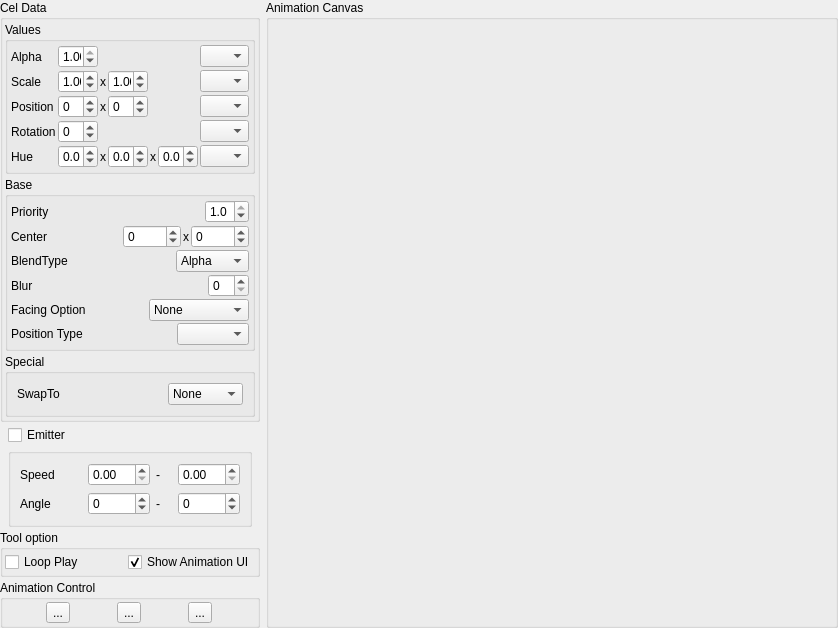
The window that tools/splash/AnimationViewer/AnimationViewer.ui (wasedaigo/samancing-roga) describes before a commit, drawn with Qt 5.
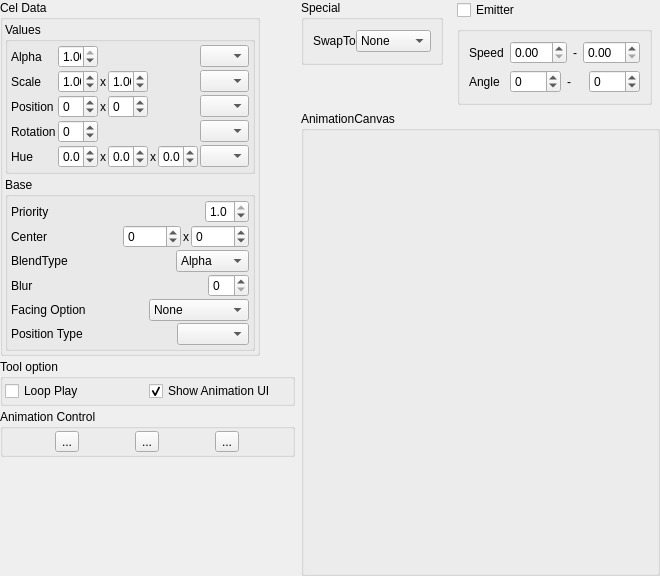
The same window after the commit. Icons and pictures are not drawn.

```diff
--- a/tools/splash/AnimationViewer/AnimationViewer.ui
+++ b/tools/splash/AnimationViewer/AnimationViewer.ui
@@ -6,8 +6,8 @@
    <rect>
     <x>0</x>
     <y>0</y>
-    <width>838</width>
-    <height>623</height>
+    <width>660</width>
+    <height>576</height>
    </rect>
   </property>
   <property name="sizePolicy">
@@ -621,6 +621,129 @@
           </layout>
          </widget>
         </item>
+       </layout>
+      </widget>
+     </item>
+     <item>
+      <widget class="QGroupBox" name="verticalGroupBox">
+       <property name="title">
+        <string>Tool option</string>
+       </property>
+       <layout class="QHBoxLayout" name="horizontalLayout_5">
+        <property name="spacing">
+         <number>2</number>
+        </property>
+        <property name="margin">
+         <number>2</number>
+        </property>
+        <item>
+         <widget class="QCheckBox" name="loopPlayCheckbox">
+          <property name="text">
+           <string>Loop Play</string>
+          </property>
+         </widget>
+        </item>
+        <item>
+         <widget class="QCheckBox" name="showAnimationUICheckBox">
+          <property name="text">
+           <string>Show Animation UI</string>
+          </property>
+          <property name="checked">
+           <bool>true</bool>
+          </property>
+         </widget>
+        </item>
+       </layout>
+      </widget>
+     </item>
+     <item>
+      <widget class="QGroupBox" name="verticalGroupBox">
+       <property name="title">
+        <string>Animation Control</string>
+       </property>
+       <layout class="QVBoxLayout" name="verticalLayout_6">
+        <property name="margin">
+         <number>2</number>
+        </property>
+        <item>
+         <layout class="QHBoxLayout" name="animationControlBox">
+          <item>
+           <widget class="QToolButton" name="saveAnimationButton">
+            <property name="text">
+             <string>...</string>
+            </property>
+            <property name="icon">
+             <iconset resource="../ui.qrc">
+              <normaloff>:/resource/disk.png</normaloff>:/resource/disk.png</iconset>
+            </property>
+            <property name="iconSize">
+             <size>
+              <width>32</width>
+              <height>32</height>
+             </size>
+            </property>
+           </widget>
+          </item>
+          <item>
+           <widget class="QToolButton" name="showPaletteButton">
+            <property name="text">
+             <string>...</string>
+            </property>
+            <property name="icon">
+             <iconset resource="../ui.qrc">
+              <normaloff>:/resource/palette.png</normaloff>:/resource/palette.png</iconset>
+            </property>
+            <property name="iconSize">
+             <size>
+              <width>32</width>
+              <height>32</height>
+             </size>
+            </property>
+           </widget>
+          </item>
+          <item>
+           <widget class="QToolButton" name="playAnimationButton">
+            <property name="text">
+             <string>...</string>
+            </property>
+            <property name="icon">
+             <iconset resource="../ui.qrc">
+              <normaloff>:/resource/play.png</normaloff>:/resource/play.png</iconset>
+            </property>
+            <property name="iconSize">
+             <size>
+              <width>32</width>
+              <height>32</height>
+             </size>
+            </property>
+           </widget>
+          </item>
+         </layout>
+        </item>
+       </layout>
+      </widget>
+     </item>
+     <item>
+      <spacer name="verticalSpacer">
+       <property name="orientation">
+        <enum>Qt::Vertical</enum>
+       </property>
+       <property name="sizeHint" stdset="0">
+        <size>
+         <width>20</width>
+         <height>40</height>
+        </size>
+       </property>
+      </spacer>
+     </item>
+    </layout>
+   </item>
+   <item>
+    <layout class="QVBoxLayout" name="verticalLayout">
+     <item>
+      <layout class="QHBoxLayout" name="horizontalLayout_13">
+       <item>
+        <layout class="QVBoxLayout" name="verticalLayout_7">
         <item>
          <widget class="QGroupBox" name="verticalGroupBox">
           <property name="title">
@@ -672,8 +795,23 @@
           </layout>
          </widget>
         </item>
-       </layout>
-      </widget>
+         <item>
+          <spacer name="verticalSpacer_2">
+           <property name="orientation">
+            <enum>Qt::Vertical</enum>
+           </property>
+           <property name="sizeType">
+            <enum>QSizePolicy::Preferred</enum>
+           </property>
+           <property name="sizeHint" stdset="0">
+            <size>
+             <width>20</width>
+             <height>40</height>
+            </size>
+           </property>
+          </spacer>
+         </item>
+        </layout>
      </item>
      <item>
       <layout class="QVBoxLayout" name="emitLayout">
@@ -775,150 +913,27 @@
        </item>
       </layout>
      </item>
-     <item>
-      <widget class="QGroupBox" name="verticalGroupBox">
-       <property name="title">
-        <string>Tool option</string>
-       </property>
-       <layout class="QHBoxLayout" name="horizontalLayout_5">
-        <property name="spacing">
-         <number>2</number>
-        </property>
-        <property name="margin">
-         <number>2</number>
-        </property>
-        <item>
-         <widget class="QCheckBox" name="loopPlayCheckbox">
-          <property name="text">
-           <string>Loop Play</string>
-          </property>
-         </widget>
-        </item>
-        <item>
-         <widget class="QCheckBox" name="showAnimationUICheckBox">
-          <property name="text">
-           <string>Show Animation UI</string>
-          </property>
-          <property name="checked">
-           <bool>true</bool>
-          </property>
-         </widget>
-        </item>
-       </layout>
-      </widget>
+      </layout>
      </item>
      <item>
-      <widget class="QGroupBox" name="verticalGroupBox">
-       <property name="title">
-        <string>Animation Control</string>
-       </property>
-       <layout class="QVBoxLayout" name="verticalLayout_6">
-        <property name="margin">
-         <number>2</number>
-        </property>
-        <item>
-         <layout class="QHBoxLayout" name="animationControlBox">
-          <item>
-           <widget class="QToolButton" name="saveAnimationButton">
-            <property name="text">
-             <string>...</string>
-            </property>
-            <property name="icon">
-             <iconset resource="../ui.qrc">
-              <normaloff>:/resource/disk.png</normaloff>:/resource/disk.png</iconset>
-            </property>
-            <property name="iconSize">
-             <size>
-              <width>32</width>
-              <height>32</height>
-             </size>
-            </property>
-           </widget>
-          </item>
-          <item>
-           <widget class="QToolButton" name="showPaletteButton">
-            <property name="text">
-             <string>...</string>
-            </property>
-            <property name="icon">
-             <iconset resource="../ui.qrc">
-              <normaloff>:/resource/palette.png</normaloff>:/resource/palette.png</iconset>
-            </property>
-            <property name="iconSize">
-             <size>
-              <width>32</width>
-              <height>32</height>
-             </size>
-            </property>
-           </widget>
-          </item>
-          <item>
-           <widget class="QToolButton" name="playAnimationButton">
-            <property name="text">
-             <string>...</string>
-            </property>
-            <property name="icon">
-             <iconset resource="../ui.qrc">
-              <normaloff>:/resource/play.png</normaloff>:/resource/play.png</iconset>
-            </property>
-            <property name="iconSize">
-             <size>
-              <width>32</width>
-              <height>32</height>
-             </size>
-            </property>
-           </widget>
-          </item>
-         </layout>
-        </item>
-       </layout>
-      </widget>
-     </item>
-     <item>
-      <spacer name="verticalSpacer">
-       <property name="orientation">
-        <enum>Qt::Vertical</enum>
-       </property>
-       <property name="sizeHint" stdset="0">
-        <size>
-         <width>20</width>
-         <height>40</height>
-        </size>
-       </property>
-      </spacer>
-     </item>
-    </layout>
-   </item>
-   <item>
-    <widget class="QGroupBox" name="mainContainer">
+      <widget class="QGroupBox" name="horizontalGroupBox">
      <property name="sizePolicy">
-      <sizepolicy hsizetype="Expanding" vsizetype="Expanding">
+        <sizepolicy hsizetype="Preferred" vsizetype="Expanding">
        <horstretch>0</horstretch>
        <verstretch>0</verstretch>
       </sizepolicy>
      </property>
      <property name="title">
-      <string>Animation Canvas</string>
-     </property>
-     <layout class="QVBoxLayout" name="verticalLayout">
-      <property name="leftMargin">
-       <number>0</number>
-      </property>
-      <property name="topMargin">
-       <number>0</number>
-      </property>
-      <property name="bottomMargin">
-       <number>0</number>
-      </property>
-      <item>
-       <layout class="QVBoxLayout" name="cellDataBox">
+        <string>AnimationCanvas</string>
+       </property>
+       <layout class="QHBoxLayout" name="horizontalLayout_12">
         <item>
          <layout class="QVBoxLayout" name="animationViewerContainer"/>
         </item>
        </layout>
-      </item>
-     </layout>
-    </widget>
+      </widget>
+     </item>
+    </layout>
    </item>
   </layout>
  </widget>
```
Lines whose indentation alone changed are shown as unchanged.
